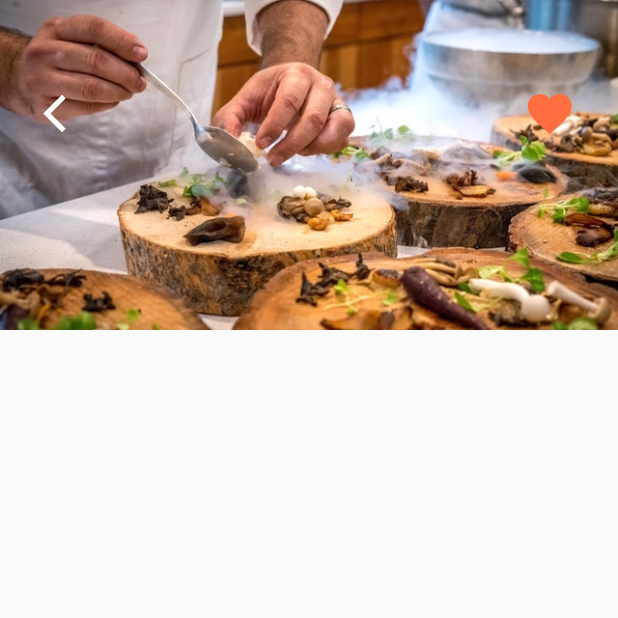
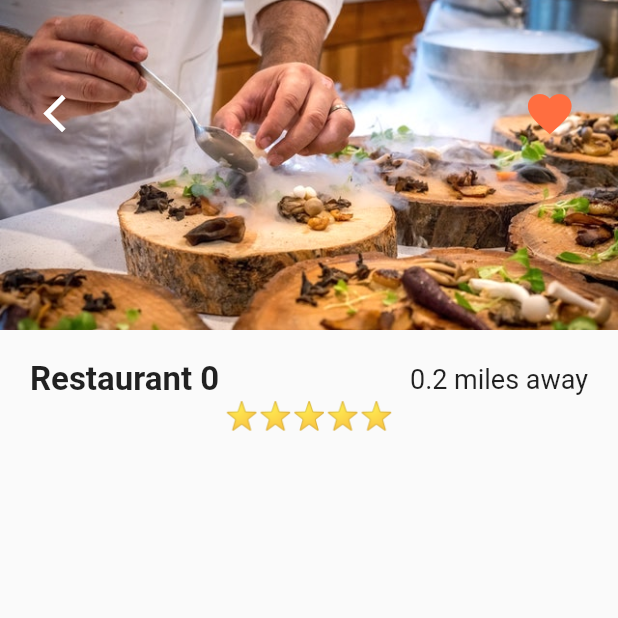
Before and after one commit to Code4Blessings/flutter_food_delivery, a Flutter app: the screen it shows after launch, after a tap on "Restaurant 0", on a phone screen of 412 x 824 dp, the top half of it. Run offline on Flutter 3.47's test engine with Material 2 defaults, Android fonts, the phone set to English and light mode, and no system bars.

Commit message:
Updated restaurant screen

```diff
--- a/flutter_food_delivery_ui/lib/screens/restaurant_screen.dart
+++ b/flutter_food_delivery_ui/lib/screens/restaurant_screen.dart
@@ -1,5 +1,6 @@
 import 'package:flutter/material.dart';
 import 'package:flutter_food_delivery_ui/models/restaurant.dart';
+import 'package:flutter_food_delivery_ui/widgets/widgets.dart';
 
 class RestaurantScreen extends StatefulWidget {
   final Restaurant restaurant;
@@ -46,8 +47,32 @@ class _RestaurantScreenState extends State<RestaurantScreen> {
                     )
                   ],
                 ),
-              )
+
+              ),
             ],
+          ),
+          Padding(
+            padding: EdgeInsets.all(20.0),
+            child: Column(children: <Widget>[
+              Row(
+                mainAxisAlignment: MainAxisAlignment.spaceBetween,
+                children: [
+                  Text(widget.restaurant.name,
+                  style: TextStyle(
+                    fontSize: 22.0,
+                    fontWeight: FontWeight.w600
+                  ),
+                  ),
+                  Text('0.2 miles away',
+                    style: TextStyle(
+                      fontSize: 18.0
+                    ),
+                  ),
+                ],
+              ),
+              RatingStars(widget.restaurant.rating)
+            ],
+            ),
           )
         ],
       ),
```
Also changed, not shown: flutter_food_delivery_ui/pubspec.lock, 1 other file.
